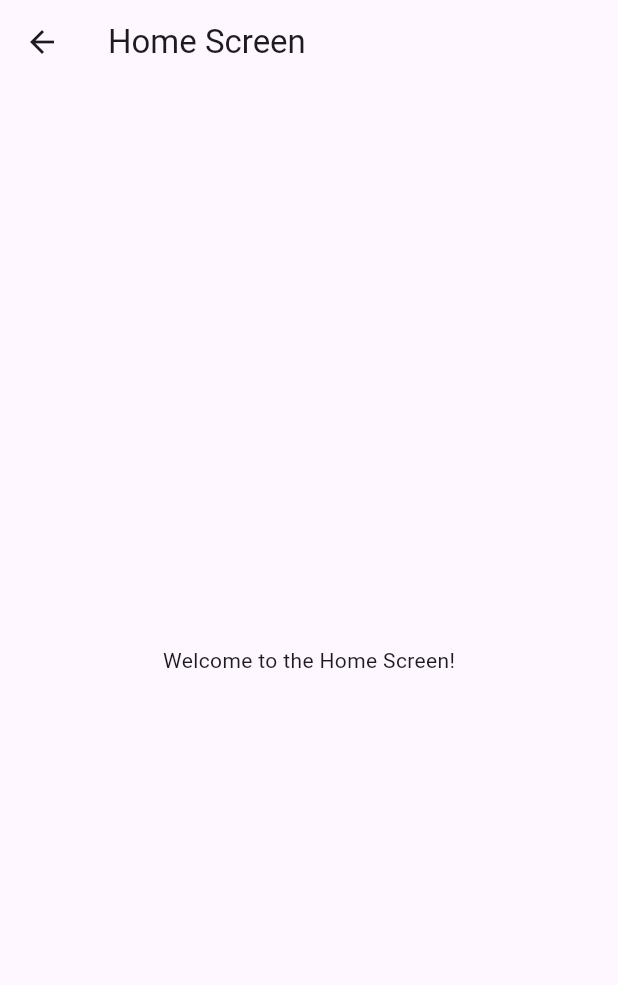
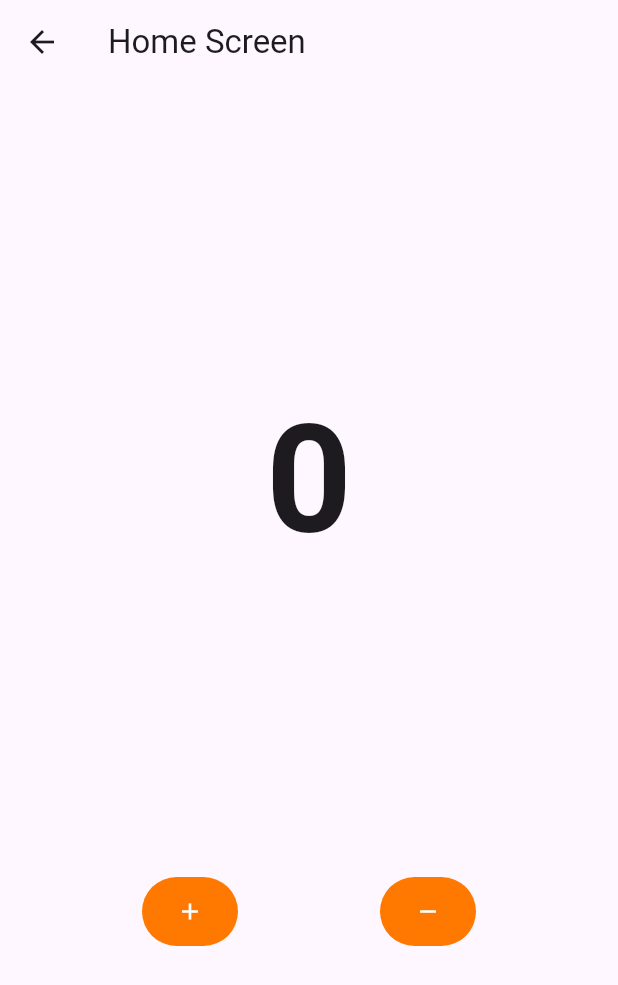
Before and after one commit to khaledgomah/task1, a Flutter app: the HomeScreen screen opened by its route, on a phone screen of 412 x 824 dp. Shown: the top 985 px of the screen. Run offline on Flutter 3.47's test engine with Material 3 defaults, Android fonts, the phone set to English and light mode, and no system bars; our stand-ins replace get_it, shared_preferences; accounts and stored records are empty.

Commit message:
add shared preference

```diff
--- /dev/null
+++ b/devtools_options.yaml
@@ -0,0 +1,3 @@
+description: This file stores settings for Dart & Flutter DevTools.
+documentation: https://docs.flutter.dev/tools/devtools/extensions#configure-extension-enablement-states
+extensions:
--- a/lib/main.dart
+++ b/lib/main.dart
@@ -1,6 +1,9 @@
 import 'package:flutter/material.dart';
 import 'package:task1/app/my_app.dart';
+import 'package:task1/presentation/base/service_locator.dart';
 
 void main() {
+  WidgetsFlutterBinding.ensureInitialized();
+  locatorSetup();
   runApp(const MyApp());
 }
--- a/lib/presentation/home/home_screen.dart
+++ b/lib/presentation/home/home_screen.dart
@@ -1,7 +1,30 @@
 import 'package:flutter/material.dart';
+import 'package:shared_preferences/shared_preferences.dart';
+import 'package:task1/presentation/base/service_locator.dart';
+import 'package:task1/presentation/resources/color_manager.dart';
+import 'package:task1/presentation/resources/font_style_manager.dart';
 
-class HomeScreen extends StatelessWidget {
+class HomeScreen extends StatefulWidget {
   const HomeScreen({super.key});
+
+  @override
+  State<HomeScreen> createState() => _HomeScreenState();
+}
+
+final SharedPreferencesAsync asyncPrefs = SharedPreferencesAsync();
+
+class _HomeScreenState extends State<HomeScreen> {
+  late int _counter =
+      getIt<SharedPreferencesWithCache>().getInt('counter') ?? 0;
+  void _incrementCounter() {
+    _counter++;
+    getIt<SharedPreferencesWithCache>().setInt('counter', _counter);
+  }
+
+  void _decrementCounter() {
+    _counter--;
+    getIt<SharedPreferencesWithCache>().setInt('counter', _counter);
+  }
 
   @override
   Widget build(BuildContext context) {
@@ -9,8 +32,39 @@ class HomeScreen extends StatelessWidget {
       appBar: AppBar(
         title: Text('Home Screen'),
       ),
-      body: Center(
-        child: Text('Welcome to the Home Screen!'),
+      body: Column(
+        mainAxisAlignment: MainAxisAlignment.spaceEvenly,
+        children: [
+          Text(
+            _counter.toString(),
+            style: FontStyleManager.textStyle50Bold.copyWith(fontSize: 100),
+          ),
+          Row(
+            mainAxisAlignment: MainAxisAlignment.spaceEvenly,
+            children: [
+              TextButton(
+                  onPressed: () {
+                    setState(() {
+                      _incrementCounter();
+                    });
+                  },
+                  child: Icon(
+                    Icons.add,
+                    color: ColorManager.white,
+                  )),
+              TextButton(
+                  onPressed: () {
+                    setState(() {
+                      _decrementCounter();
+                    });
+                  },
+                  child: Icon(
+                    Icons.remove,
+                    color: ColorManager.white,
+                  )),
+            ],
+          )
+        ],
       ),
     );
   }
--- a/pubspec.yaml
+++ b/pubspec.yaml
@@ -34,7 +34,9 @@ dependencies:
   # The following adds the Cupertino Icons font to your application.
   # Use with the CupertinoIcons class for iOS style icons.
   cupertino_icons: ^1.0.8
-
+  shared_preferences: ^2.3.5
+  flutter_getit: ^3.0.1
+  get_it: ^7.2.0
 dev_dependencies:
   flutter_test:
     sdk: flutter
```
Also changed, not shown: lib/presentation/base/functions.dart (added, +18 -0 lines), lib/presentation/base/service_locator.dart (added, +13 -0 lines), lib/presentation/login/login_screen.dart (+13 -24 lines), lib/presentation/login/widgets/login_screen_header.dart (added, +22 -0 lines), lib/presentation/login/widgets/submit_button.dart (added, +28 -0 lines), pubspec.lock, 1 other file.
